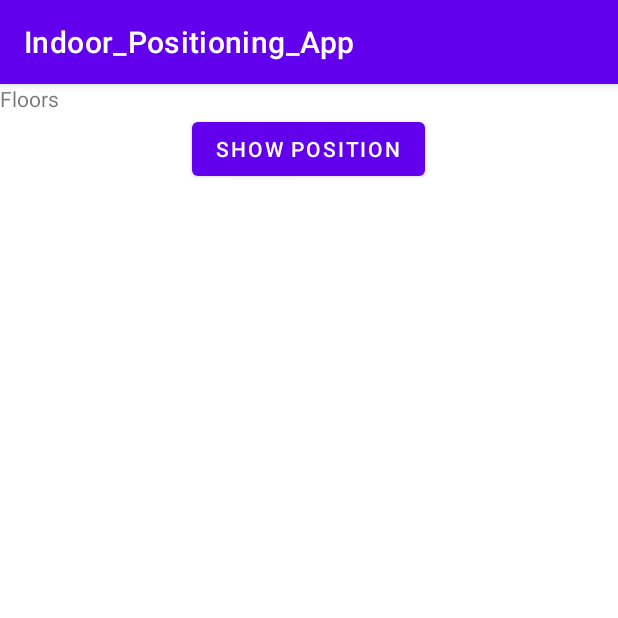
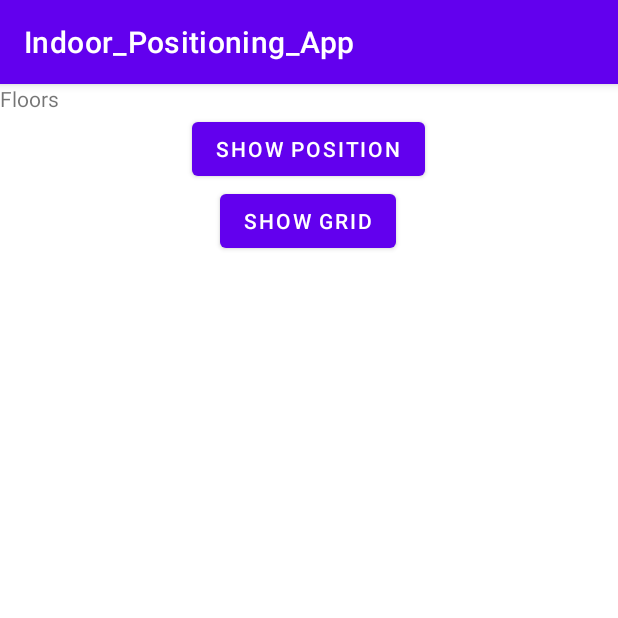
Before and after one commit to JCUKI/Shelly-Christmas-Challenge, an Android app: the screen it shows after launch (MainActivity), on a phone screen of 412 x 824 dp, the top half of it. Run offline under Robolectric (Android 15) with nearby library versions, the phone set to English and light mode, and no system bars; libraries missing offline, so code that uses them is left out: com.j256.ormlite, info.mqtt.android, mil.nga.geopackage, mil.nga.sf, org.eclipse.paho; plain views replace TouchImageView; 12 statements that could not run were skipped.

Commit message:
+Add grid toggling button

```diff
--- a/Indoor_positioning_app/app/src/main/java/com/example/indoor_positioning_app/FloorImageHandler.java
+++ b/Indoor_positioning_app/app/src/main/java/com/example/indoor_positioning_app/FloorImageHandler.java
@@ -1,6 +1,7 @@
 package com.example.indoor_positioning_app;
 
-import static com.example.indoor_positioning_app.CustomDrawing.drawPoly;
+import static com.example.indoor_positioning_app.CustomDrawing.DrawGrid;
+import static com.example.indoor_positioning_app.CustomDrawing.DrawPoly;
 
 import android.app.Activity;
 import android.content.Context;
@@ -43,6 +44,7 @@ public class FloorImageHandler {
 
     private List<GeoPackage> _geoPackages = null;
     private List<Bitmap> _floorPlans = null;
+    private List<Bitmap> _gridedFloorPlans = null;
     public FloorImageHandler(Context activityContext)
     {
         _activityContext = activityContext;
@@ -54,6 +56,11 @@ public class FloorImageHandler {
     {
         return _floorPlans;
     }
+    public List<Bitmap> GetGridedFloorPlans()
+    {
+        return _gridedFloorPlans;
+    }
+
 
     private File BytesToFile(byte[] buffer) throws IOException {
         String path = ((Activity) _activityContext).getFilesDir() + "/targetFile3.gpkg";
@@ -78,7 +85,9 @@ public class FloorImageHandler {
 
     private void PrepareFloorPlans() {
         _geoPackages = LoadFloorPlansGPKGs();
-        _floorPlans = LoadImagesFromGPKGs(_geoPackages);
+        List<List<Bitmap>> floorPlansList = LoadImagesFromGPKGs(_geoPackages);
+        _floorPlans = floorPlansList.get(0);
+        _gridedFloorPlans = floorPlansList.get(1);
     }
 
     private List<GeoPackage> LoadFloorPlansGPKGs() {
@@ -121,8 +130,9 @@ public class FloorImageHandler {
         return result;
     }
 
-    private List<Bitmap> LoadImagesFromGPKGs(List<GeoPackage> geoPackages) {
+    private List<List<Bitmap>> LoadImagesFromGPKGs(List<GeoPackage> geoPackages) {
         List<Bitmap> result = new ArrayList<Bitmap>();
+        List<Bitmap> gridedResult = new ArrayList<Bitmap>();
 
         Paint pt = new Paint();
         pt.setStyle(Paint.Style.STROKE);
@@ -156,17 +166,26 @@ public class FloorImageHandler {
                         CustomDrawing.Point[] customPoints = new CustomDrawing.Point[points.size()];
 
                         for (int i = 0; i < points.size(); i++) {
-                            customPoints[i] = new CustomDrawing.Point((int) points.get(i).getX(), (int) points.get(i).getY());
+                            customPoints[i] = new CustomDrawing.Point((int) points.get(i).getX(), (int) (height - points.get(i).getY()));
                         }
-                        drawPoly(canvas, pt, customPoints);
+                        DrawPoly(canvas, pt, customPoints);
                     }
                 }
             } finally {
                 featureCursor.close();
             }
             result.add(myBitmap);
+
+            Bitmap gridedBitmap = Bitmap.createBitmap(myBitmap);
+            Canvas gridedCanvas = new Canvas(gridedBitmap);
+            DrawGrid(gridedCanvas, 100);
+            gridedResult.add(gridedBitmap);
         }
-        return result;
+        List<List<Bitmap>> arrayOfList = new ArrayList<List<Bitmap>> ();
+        arrayOfList.add(result);
+        arrayOfList.add(gridedResult);
+
+        return arrayOfList;
     }
 
 
--- a/Indoor_positioning_app/app/src/main/java/com/example/indoor_positioning_app/MainActivity.java
+++ b/Indoor_positioning_app/app/src/main/java/com/example/indoor_positioning_app/MainActivity.java
@@ -2,7 +2,6 @@ package com.example.indoor_positioning_app;
 
 import static androidx.constraintlayout.helper.widget.MotionEffect.TAG;
 import static com.example.indoor_positioning_app.BeaconScanner.REQUEST_ENABLE_BT;
-import static com.example.indoor_positioning_app.CustomDrawing.drawPoly;
 
 import androidx.appcompat.app.AppCompatActivity;
 import androidx.core.app.ActivityCompat;
@@ -25,6 +24,7 @@ import android.os.Bundle;
 import android.os.IBinder;
 import android.util.Log;
 import android.view.View;
+import android.widget.Button;
 import android.widget.ImageView;
 import android.widget.Toast;
 import android.Manifest;
@@ -69,7 +69,11 @@ import mil.nga.sf.Point;
 public class MainActivity extends AppCompatActivity implements RecyclerViewInterface {
 
     private List<Bitmap> _floorPlans = null;
+    private List<Bitmap> _gridedFloorPlans = null;
     private ImageView _floorImageView = null;
+
+    private int _currentImageIndex = -1;
+    private boolean _isGrided = false;
 
     private BeaconScanner beaconScanner = null;
     private MQTTHelper mqttHelper = null;
@@ -92,10 +96,12 @@ public class MainActivity extends AppCompatActivity implements RecyclerViewInter
 
         floorImageHandler = new FloorImageHandler(this);
         _floorPlans = floorImageHandler.GetFloorPlans();
+        _gridedFloorPlans = floorImageHandler.GetGridedFloorPlans();
 
-        ShowImageAtPosition(0);
+        ShowImageAtPosition(0, _isGrided);
 
         InitializeFloorsRecycleView(_floorPlans.size());
+        SetOnClickListenerToGridButton();
     }
 
     private void SetBluetoothScanListener() {
@@ -118,15 +124,21 @@ public class MainActivity extends AppCompatActivity implements RecyclerViewInter
         floorsRecyclerView.setLayoutManager(new LinearLayoutManager(this));
     }
 
-    private void ShowImageAtPosition(int position) {
-        _floorImageView.setImageBitmap(_floorPlans.get(position));
+    private void ShowImageAtPosition(int position, boolean isGrided) {
+        if(isGrided)
+        {
+            _floorImageView.setImageBitmap(_gridedFloorPlans.get(position));
+        }
+        else {
+            _floorImageView.setImageBitmap(_floorPlans.get(position));
+        }
+        _currentImageIndex = position;
     }
 
     @Override
     public void onItemClick(int position) {
-        ShowImageAtPosition(position);
+        ShowImageAtPosition(position, _isGrided);
     }
-
 
     @Override
     protected void onActivityResult(int requestCode, int resultCode, Intent data) {
@@ -135,4 +147,24 @@ public class MainActivity extends AppCompatActivity implements RecyclerViewInter
             beaconScanner.RestartBeaconService();
         }
     }
+
+    private void SetOnClickListenerToGridButton()
+    {
+        Button button = (Button) findViewById(R.id.showGridButton);
+        button.setOnClickListener(new View.OnClickListener() {
+            @Override
+            public void onClick(View v) {
+                if(!_isGrided)
+                {
+                    button.setText("Hide grid");
+                    _isGrided = true;
+                }
+                else{
+                    button.setText("Show grid");
+                    _isGrided = false;
+                }
+                ShowImageAtPosition(_currentImageIndex, _isGrided);
+            }
+        });
+    }
 }
--- a/Indoor_positioning_app/app/src/main/res/layout/activity_main.xml
+++ b/Indoor_positioning_app/app/src/main/res/layout/activity_main.xml
@@ -46,7 +46,19 @@
                 android:layout_gravity="center|center_horizontal"
                 android:text="Show position"
                 android:id="@+id/startButton"
-
+                ></Button>
+        </TableRow>
+        <TableRow
+            android:layout_width="wrap_content"
+            android:layout_height="wrap_content"
+            android:layout_gravity="center"
+            android:gravity="center_horizontal|center_vertical">
+            <Button
+                android:layout_width="wrap_content"
+                android:layout_height="wrap_content"
+                android:layout_gravity="center|center_horizontal"
+                android:text="Show grid"
+                android:id="@+id/showGridButton"
                 ></Button>
         </TableRow>
     </TableLayout>
```
Also changed, not shown: Indoor_positioning_app/app/src/main/java/com/example/indoor_positioning_app/CustomDrawing.java (+28 -1 lines).
